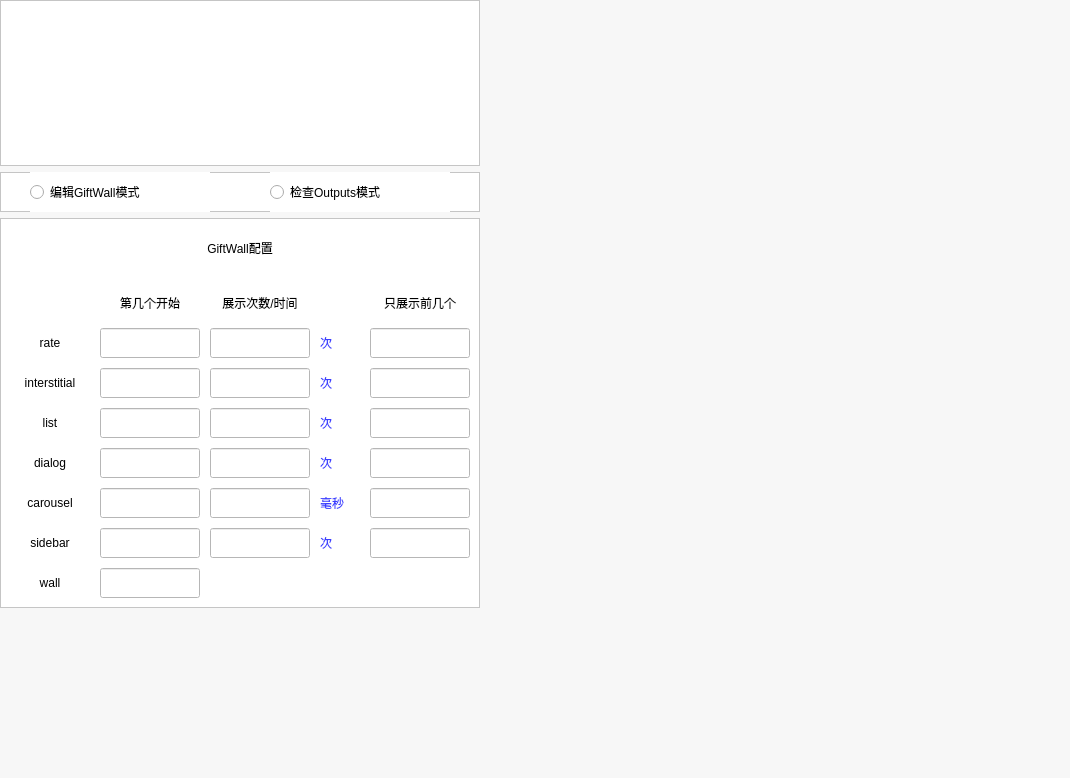
WanKaKa/IjsGiftWall, file app/edit_gift/gui/edit_gift_ui.ui: the form before one commit.
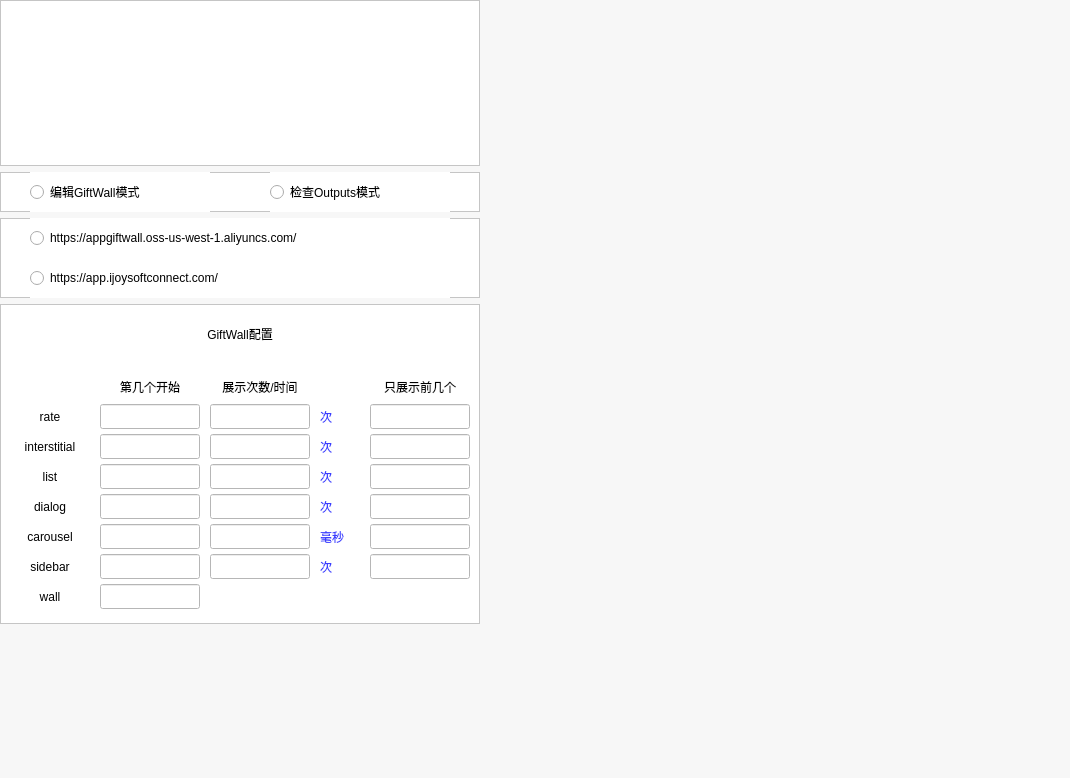
The form after the commit.

Patch:
```diff
--- a/app/edit_gift/gui/edit_gift_ui.ui
+++ b/app/edit_gift/gui/edit_gift_ui.ui
@@ -146,6 +146,65 @@
          </widget>
         </widget>
        </item>
+       <item>
+        <widget class="QFrame" name="frame">
+         <property name="minimumSize">
+          <size>
+           <width>180</width>
+           <height>80</height>
+          </size>
+         </property>
+         <property name="maximumSize">
+          <size>
+           <width>480</width>
+           <height>80</height>
+          </size>
+         </property>
+         <property name="styleSheet">
+          <string notr="true">background-color: rgb(255, 255, 255);</string>
+         </property>
+         <property name="frameShape">
+          <enum>QFrame::StyledPanel</enum>
+         </property>
+         <property name="frameShadow">
+          <enum>QFrame::Raised</enum>
+         </property>
+         <widget class="QRadioButton" name="server_url_1">
+          <property name="geometry">
+           <rect>
+            <x>30</x>
+            <y>0</y>
+            <width>420</width>
+            <height>40</height>
+           </rect>
+          </property>
+          <property name="styleSheet">
+           <string notr="true">font: 12pt &quot;微软雅黑&quot;;
+color: rgb(0, 0, 0);</string>
+          </property>
+          <property name="text">
+           <string>https://appgiftwall.oss-us-west-1.aliyuncs.com/</string>
+          </property>
+         </widget>
+         <widget class="QRadioButton" name="server_url_2">
+          <property name="geometry">
+           <rect>
+            <x>30</x>
+            <y>40</y>
+            <width>420</width>
+            <height>40</height>
+           </rect>
+          </property>
+          <property name="styleSheet">
+           <string notr="true">font: 12pt &quot;微软雅黑&quot;;
+color: rgb(0, 0, 0);</string>
+          </property>
+          <property name="text">
+           <string>https://app.ijoysoftconnect.com/</string>
+          </property>
+         </widget>
+        </widget>
+       </item>
        <item>
         <widget class="QFrame" name="frame_3">
          <property name="sizePolicy">
@@ -157,13 +216,13 @@
          <property name="minimumSize">
           <size>
            <width>480</width>
-           <height>390</height>
+           <height>320</height>
           </size>
          </property>
          <property name="maximumSize">
           <size>
            <width>480</width>
-           <height>390</height>
+           <height>320</height>
           </size>
          </property>
          <property name="styleSheet">
@@ -179,9 +238,9 @@
           <property name="geometry">
            <rect>
             <x>370</x>
-            <y>230</y>
+            <y>190</y>
             <width>100</width>
-            <height>30</height>
+            <height>25</height>
            </rect>
           </property>
           <property name="styleSheet">
@@ -197,9 +256,9 @@
           <property name="geometry">
            <rect>
             <x>320</x>
-            <y>190</y>
+            <y>160</y>
             <width>40</width>
-            <height>30</height>
+            <height>25</height>
            </rect>
           </property>
           <property name="styleSheet">
@@ -214,9 +273,9 @@
           <property name="geometry">
            <rect>
             <x>370</x>
-            <y>190</y>
+            <y>160</y>
             <width>100</width>
-            <height>30</height>
+            <height>25</height>
            </rect>
           </property>
           <property name="styleSheet">
@@ -232,9 +291,9 @@
           <property name="geometry">
            <rect>
             <x>320</x>
-            <y>150</y>
+            <y>130</y>
             <width>40</width>
-            <height>30</height>
+            <height>25</height>
            </rect>
           </property>
           <property name="styleSheet">
@@ -249,9 +308,9 @@
           <property name="geometry">
            <rect>
             <x>10</x>
-            <y>230</y>
+            <y>190</y>
             <width>80</width>
-            <height>30</height>
+            <height>25</height>
            </rect>
           </property>
           <property name="styleSheet">
@@ -269,9 +328,9 @@
           <property name="geometry">
            <rect>
             <x>100</x>
-            <y>230</y>
+            <y>190</y>
             <width>100</width>
-            <height>30</height>
+            <height>25</height>
            </rect>
           </property>
           <property name="styleSheet">
@@ -287,9 +346,9 @@
           <property name="geometry">
            <rect>
             <x>100</x>
-            <y>150</y>
+            <y>130</y>
             <width>100</width>
-            <height>30</height>
+            <height>25</height>
            </rect>
           </property>
           <property name="styleSheet">
@@ -305,9 +364,9 @@
           <property name="geometry">
            <rect>
             <x>210</x>
-            <y>310</y>
+            <y>250</y>
             <width>100</width>
-            <height>30</height>
+            <height>25</height>
            </rect>
           </property>
           <property name="styleSheet">
@@ -325,7 +384,7 @@
             <x>370</x>
             <y>70</y>
             <width>100</width>
-            <height>30</height>
+            <height>25</height>
            </rect>
           </property>
           <property name="styleSheet">
@@ -345,7 +404,7 @@
             <x>100</x>
             <y>70</y>
             <width>100</width>
-            <height>30</height>
+            <height>25</height>
            </rect>
           </property>
           <property name="styleSheet">
@@ -363,9 +422,9 @@
           <property name="geometry">
            <rect>
             <x>320</x>
-            <y>230</y>
+            <y>190</y>
             <width>40</width>
-            <height>30</height>
+            <height>25</height>
            </rect>
           </property>
           <property name="styleSheet">
@@ -380,9 +439,9 @@
           <property name="geometry">
            <rect>
             <x>370</x>
-            <y>310</y>
+            <y>250</y>
             <width>100</width>
-            <height>30</height>
+            <height>25</height>
            </rect>
           </property>
           <property name="styleSheet">
@@ -398,9 +457,9 @@
           <property name="geometry">
            <rect>
             <x>10</x>
-            <y>270</y>
+            <y>220</y>
             <width>80</width>
-            <height>30</height>
+            <height>25</height>
            </rect>
           </property>
           <property name="styleSheet">
@@ -420,7 +479,7 @@
             <x>210</x>
             <y>70</y>
             <width>100</width>
-            <height>30</height>
+            <height>25</height>
            </rect>
           </property>
           <property name="styleSheet">
@@ -438,9 +497,9 @@
           <property name="geometry">
            <rect>
             <x>320</x>
-            <y>270</y>
+            <y>220</y>
             <width>40</width>
-            <height>30</height>
+            <height>25</height>
            </rect>
           </property>
           <property name="styleSheet">
@@ -455,9 +514,9 @@
           <property name="geometry">
            <rect>
             <x>210</x>
-            <y>150</y>
+            <y>130</y>
             <width>100</width>
-            <height>30</height>
+            <height>25</height>
            </rect>
           </property>
           <property name="styleSheet">
@@ -473,9 +532,9 @@
           <property name="geometry">
            <rect>
             <x>210</x>
-            <y>110</y>
+            <y>100</y>
             <width>100</width>
-            <height>30</height>
+            <height>25</height>
            </rect>
           </property>
           <property name="styleSheet">
@@ -491,9 +550,9 @@
           <property name="geometry">
            <rect>
             <x>210</x>
-            <y>190</y>
+            <y>160</y>
             <width>100</width>
-            <height>30</height>
+            <height>25</height>
            </rect>
           </property>
           <property name="styleSheet">
@@ -509,9 +568,9 @@
           <property name="geometry">
            <rect>
             <x>10</x>
-            <y>310</y>
+            <y>250</y>
             <width>80</width>
-            <height>30</height>
+            <height>25</height>
            </rect>
           </property>
           <property name="styleSheet">
@@ -529,9 +588,9 @@
           <property name="geometry">
            <rect>
             <x>210</x>
-            <y>270</y>
+            <y>220</y>
             <width>100</width>
-            <height>30</height>
+            <height>25</height>
            </rect>
           </property>
           <property name="styleSheet">
@@ -547,9 +606,9 @@
           <property name="geometry">
            <rect>
             <x>100</x>
-            <y>110</y>
+            <y>100</y>
             <width>100</width>
-            <height>30</height>
+            <height>25</height>
            </rect>
           </property>
           <property name="styleSheet">
@@ -565,9 +624,9 @@
           <property name="geometry">
            <rect>
             <x>10</x>
-            <y>190</y>
+            <y>160</y>
             <width>80</width>
-            <height>30</height>
+            <height>25</height>
            </rect>
           </property>
           <property name="styleSheet">
@@ -585,9 +644,9 @@
           <property name="geometry">
            <rect>
             <x>100</x>
-            <y>350</y>
+            <y>280</y>
             <width>100</width>
-            <height>30</height>
+            <height>25</height>
            </rect>
           </property>
           <property name="styleSheet">
@@ -603,9 +662,9 @@
           <property name="geometry">
            <rect>
             <x>210</x>
-            <y>230</y>
+            <y>190</y>
             <width>100</width>
-            <height>30</height>
+            <height>25</height>
            </rect>
           </property>
           <property name="styleSheet">
@@ -621,9 +680,9 @@
           <property name="geometry">
            <rect>
             <x>320</x>
-            <y>310</y>
+            <y>250</y>
             <width>40</width>
-            <height>30</height>
+            <height>25</height>
            </rect>
           </property>
           <property name="styleSheet">
@@ -638,9 +697,9 @@
           <property name="geometry">
            <rect>
             <x>370</x>
-            <y>110</y>
+            <y>100</y>
             <width>100</width>
-            <height>30</height>
+            <height>25</height>
            </rect>
           </property>
           <property name="styleSheet">
@@ -656,9 +715,9 @@
           <property name="geometry">
            <rect>
             <x>100</x>
-            <y>190</y>
+            <y>160</y>
             <width>100</width>
-            <height>30</height>
+            <height>25</height>
            </rect>
           </property>
           <property name="styleSheet">
@@ -674,9 +733,9 @@
           <property name="geometry">
            <rect>
             <x>10</x>
-            <y>350</y>
+            <y>280</y>
             <width>80</width>
-            <height>30</height>
+            <height>25</height>
            </rect>
           </property>
           <property name="styleSheet">
@@ -694,9 +753,9 @@
           <property name="geometry">
            <rect>
             <x>320</x>
-            <y>110</y>
+            <y>100</y>
             <width>40</width>
-            <height>30</height>
+            <height>25</height>
            </rect>
           </property>
           <property name="styleSheet">
@@ -711,9 +770,9 @@
           <property name="geometry">
            <rect>
             <x>10</x>
-            <y>110</y>
+            <y>100</y>
             <width>80</width>
-            <height>30</height>
+            <height>25</height>
            </rect>
           </property>
           <property name="styleSheet">
@@ -731,9 +790,9 @@
           <property name="geometry">
            <rect>
             <x>100</x>
-            <y>270</y>
+            <y>220</y>
             <width>100</width>
-            <height>30</height>
+            <height>25</height>
            </rect>
           </property>
           <property name="styleSheet">
@@ -749,9 +808,9 @@
           <property name="geometry">
            <rect>
             <x>10</x>
-            <y>150</y>
+            <y>130</y>
             <width>80</width>
-            <height>30</height>
+            <height>25</height>
            </rect>
           </property>
           <property name="styleSheet">
@@ -769,9 +828,9 @@
           <property name="geometry">
            <rect>
             <x>100</x>
-            <y>310</y>
+            <y>250</y>
             <width>100</width>
-            <height>30</height>
+            <height>25</height>
            </rect>
           </property>
           <property name="styleSheet">
@@ -787,9 +846,9 @@
           <property name="geometry">
            <rect>
             <x>370</x>
-            <y>270</y>
+            <y>220</y>
             <width>100</width>
-            <height>30</height>
+            <height>25</height>
            </rect>
           </property>
           <property name="styleSheet">
@@ -805,9 +864,9 @@
           <property name="geometry">
            <rect>
             <x>370</x>
-            <y>150</y>
+            <y>130</y>
             <width>100</width>
-            <height>30</height>
+            <height>25</height>
            </rect>
           </property>
           <property name="styleSheet">
```
Left out of the diff: 38 changed lines with no effect on the pictures.
